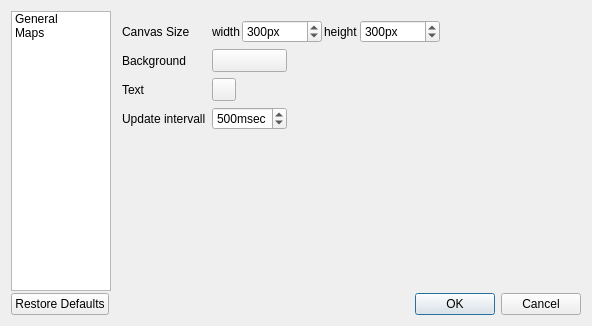
Before: the Qt Designer form eotimeseriesviewer/ui/settingsdialog.ui in jakimowb/eo-time-series-viewer, drawn with Qt 5.
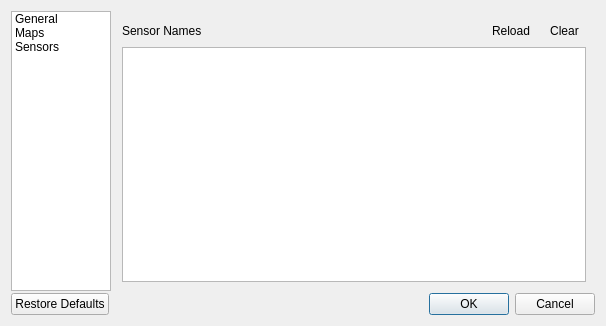
After: the same form once the commit is applied. Icons and pictures are not drawn. Custom widgets are drawn as their Qt base class.

Commit message: increase version number to 1.10 modified SettingsDialog: - settingsdialog.ui - changed QSettings key sensor_names to sensor_specs - sensor settings now stored as JSON struct

Patch:
```diff
--- a/eotimeseriesviewer/ui/settingsdialog.ui
+++ b/eotimeseriesviewer/ui/settingsdialog.ui
@@ -6,7 +6,7 @@
    <rect>
     <x>0</x>
     <y>0</y>
-    <width>592</width>
+    <width>606</width>
     <height>326</height>
    </rect>
   </property>
@@ -46,12 +46,17 @@
          <string>Maps</string>
         </property>
        </item>
+       <item>
+        <property name="text">
+         <string>Sensors</string>
+        </property>
+       </item>
       </widget>
      </item>
      <item>
       <widget class="QStackedWidget" name="stackedWidget">
        <property name="currentIndex">
-        <number>1</number>
+        <number>2</number>
        </property>
        <widget class="QWidget" name="pageGeneral">
         <layout class="QVBoxLayout" name="verticalLayout_3">
@@ -308,6 +313,75 @@
          </item>
         </layout>
        </widget>
+       <widget class="QWidget" name="pageSensors">
+        <layout class="QVBoxLayout" name="verticalLayout_2">
+         <item>
+          <layout class="QHBoxLayout" name="horizontalLayout_3">
+           <property name="topMargin">
+            <number>0</number>
+           </property>
+           <item>
+            <widget class="QLabel" name="label_12">
+             <property name="text">
+              <string>Sensor Names </string>
+             </property>
+            </widget>
+           </item>
+           <item>
+            <spacer name="horizontalSpacer_2">
+             <property name="orientation">
+              <enum>Qt::Horizontal</enum>
+             </property>
+             <property name="sizeHint" stdset="0">
+              <size>
+               <width>40</width>
+               <height>20</height>
+              </size>
+             </property>
+            </spacer>
+           </item>
+           <item>
+            <widget class="QToolButton" name="btnReloadSensorSettings">
+             <property name="text">
+              <string>Reload</string>
+             </property>
+             <property name="icon">
+              <iconset resource="../../../../QGIS/images/images.qrc">
+               <normaloff>:/images/themes/default/mActionReload.svg</normaloff>:/images/themes/default/mActionReload.svg</iconset>
+             </property>
+             <property name="autoRaise">
+              <bool>true</bool>
+             </property>
+            </widget>
+           </item>
+           <item>
+            <widget class="QToolButton" name="btnDeleteSelectedSensors">
+             <property name="text">
+              <string>Clear</string>
+             </property>
+             <property name="icon">
+              <iconset resource="../../../../QGIS/images/images.qrc">
+               <normaloff>:/images/themes/default/mActionDeleteSelected.svg</normaloff>:/images/themes/default/mActionDeleteSelected.svg</iconset>
+             </property>
+             <property name="autoRaise">
+              <bool>true</bool>
+             </property>
+            </widget>
+           </item>
+          </layout>
+         </item>
+         <item>
+          <widget class="QTableView" name="tableViewSensorSettings">
+           <property name="styleSheet">
+            <string notr="true"/>
+           </property>
+           <property name="sortingEnabled">
+            <bool>true</bool>
+           </property>
+          </widget>
+         </item>
+        </layout>
+       </widget>
       </widget>
      </item>
     </layout>
```
Left out of the diff: 22 changed lines with no effect on the pictures. The commit also changes 4 other files.
